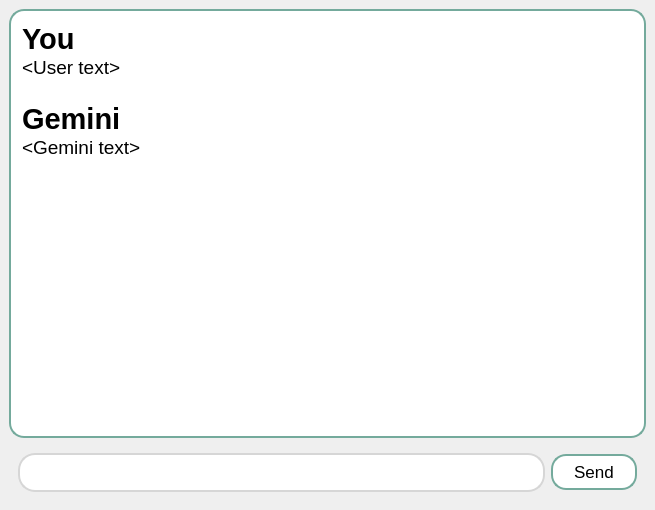
Above: Buổi 7/Dev/main.ui from MaiNgocChau9/Python-App-A- before the change. Below: the same form after it.
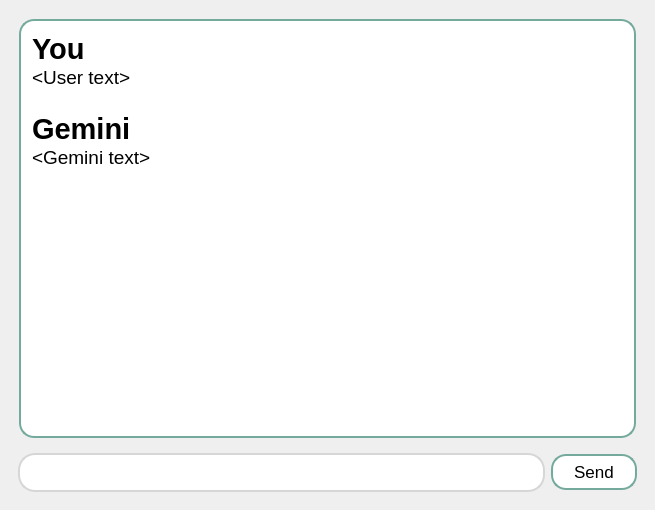
That is the form after the change.

```diff
--- a/Buổi 7/Dev/main.ui
+++ b/Buổi 7/Dev/main.ui
@@ -20,16 +20,18 @@
    <string>MainWindow</string>
   </property>
   <property name="styleSheet">
-   <string notr="true"/>
+   <string notr="true">border: 10px;</string>
   </property>
   <widget class="QWidget" name="centralwidget">
    <layout class="QVBoxLayout" name="verticalLayout_2">
     <item>
      <widget class="QWidget" name="widget" native="true">
       <property name="styleSheet">
-       <string notr="true">border: 2px solid rgb(116, 170, 156);
+       <string notr="true">margin: 10px;
+border: 2px solid rgb(116, 170, 156);
 background-color: white;
-border-radius: 15px;</string>
+border-radius: 15px;
+margin-bottom: 0px;</string>
       </property>
       <layout class="QVBoxLayout" name="verticalLayout">
        <item>
```
Left out of the diff: 8 changed lines with no effect on the pictures.
